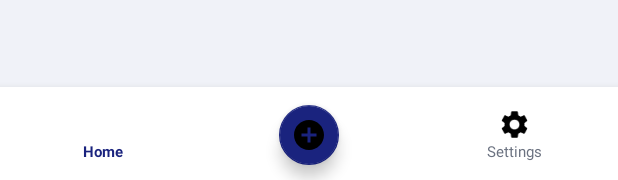
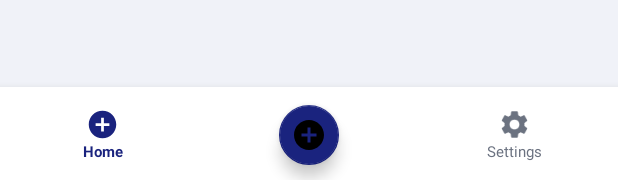
Before and after one commit to bhimsenjoshi/AiPrograms, an Android app: the layout activity_main.xml on its own in the app's theme, with its tools: preview values and no code run, on a phone screen of 412 x 824 dp. Shown: the part 1053-1233 px from the top of the screen. Run offline under Robolectric (Android 15) with nearby library versions, the phone set to English and light mode, and no system bars.

Commit message:
Fix android:colorFilter build error — replace with app:tint
https://claude.ai/code/session_014p3J7wiZFDNwTHswoB2xSP

```diff
--- a/BTReportApp/app/src/main/res/layout/activity_main.xml
+++ b/BTReportApp/app/src/main/res/layout/activity_main.xml
@@ -136,7 +136,7 @@
             android:orientation="vertical">
             <ImageView android:layout_width="22dp" android:layout_height="22dp"
                 android:src="@drawable/ic_add"
-                android:colorFilter="@color/primary"
+                app:tint="@color/primary"
                 android:contentDescription="Home"/>
             <TextView android:layout_width="wrap_content" android:layout_height="wrap_content"
                 android:text="Home" android:textSize="10sp" android:textColor="@color/primary"
@@ -169,7 +169,7 @@
             android:orientation="vertical">
             <ImageView android:layout_width="22dp" android:layout_height="22dp"
                 android:src="@drawable/ic_settings"
-                android:colorFilter="@color/on_surface_variant"
+                app:tint="@color/on_surface_variant"
                 android:contentDescription="Settings"/>
             <TextView android:layout_width="wrap_content" android:layout_height="wrap_content"
                 android:text="Settings" android:textSize="10sp"
```
